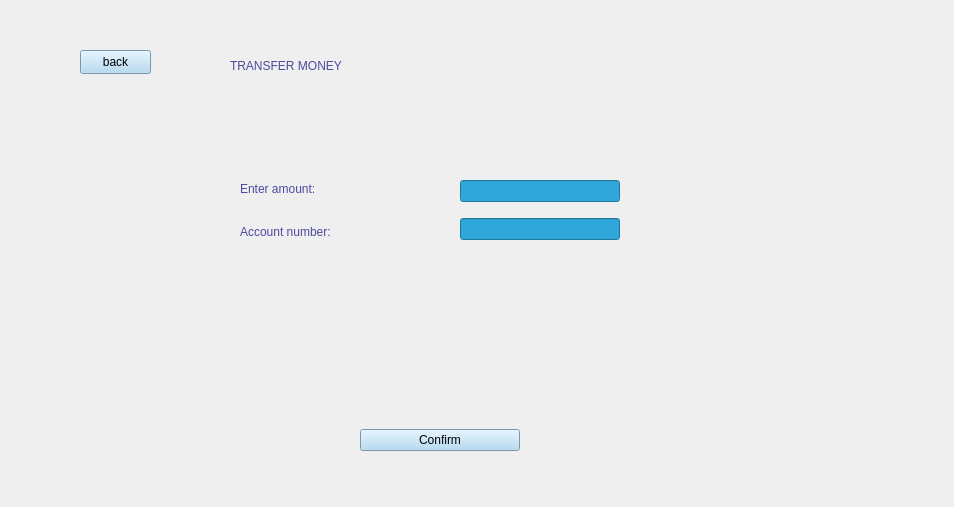
Qt form view/transfer.ui (rawsashimi1604/1009_BankingSystem) before a commit.
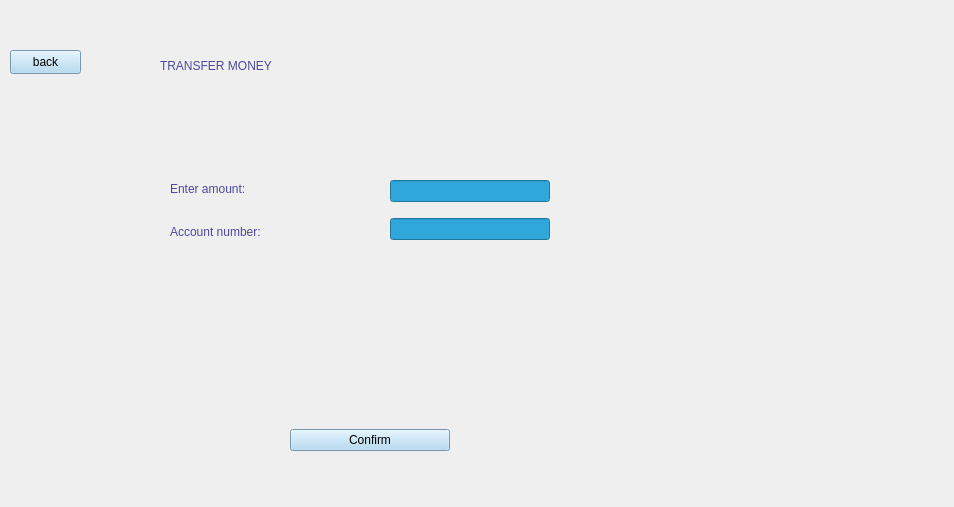
The same form after that commit.

Commit message: included all the back button functionality for all ui

The edit to the form file:
```diff
--- a/view/transfer.ui
+++ b/view/transfer.ui
@@ -16,28 +16,21 @@
   <property name="styleSheet">
    <string notr="true"/>
   </property>
-  <widget class="QLabel" name="label">
+  <widget class="QStackedWidget" name="stackedWidget">
    <property name="geometry">
     <rect>
-     <x>230</x>
+     <x>10</x>
      <y>10</y>
-     <width>461</width>
-     <height>111</height>
+     <width>941</width>
+     <height>491</height>
     </rect>
    </property>
-   <property name="styleSheet">
-    <string notr="true">color: rgb(75, 73, 157);
-font: 700 28pt &quot;Segoe UI&quot;;</string>
-   </property>
-   <property name="text">
-    <string>TRANSFER MONEY</string>
-   </property>
-  </widget>
+   <widget class="QWidget" name="page">
   <widget class="QWidget" name="verticalLayoutWidget">
    <property name="geometry">
     <rect>
-     <x>240</x>
-     <y>170</y>
+       <x>160</x>
+       <y>160</y>
      <width>207</width>
      <height>80</height>
     </rect>
@@ -70,8 +63,8 @@
   <widget class="QWidget" name="verticalLayoutWidget_2">
    <property name="geometry">
     <rect>
-     <x>460</x>
-     <y>170</y>
+       <x>380</x>
+       <y>160</y>
      <width>160</width>
      <height>80</height>
     </rect>
@@ -93,34 +86,11 @@
     </item>
    </layout>
   </widget>
-  <widget class="QWidget" name="verticalLayoutWidget_3">
+    <widget class="QPushButton" name="back">
    <property name="geometry">
     <rect>
-     <x>360</x>
-     <y>400</y>
-     <width>160</width>
-     <height>80</height>
-    </rect>
-   </property>
-   <layout class="QVBoxLayout" name="verticalLayout_3">
-    <item>
-     <widget class="QPushButton" name="pushButton">
-      <property name="styleSheet">
-       <string notr="true">background-color: rgb(168, 212, 241);
-font: 700 9pt &quot;Segoe UI&quot;;</string>
-      </property>
-      <property name="text">
-       <string>Confirm</string>
-      </property>
-     </widget>
-    </item>
-   </layout>
-  </widget>
-  <widget class="QPushButton" name="pushButton_2">
-   <property name="geometry">
-    <rect>
-     <x>80</x>
-     <y>50</y>
+       <x>0</x>
+       <y>40</y>
      <width>71</width>
      <height>24</height>
     </rect>
@@ -132,6 +102,48 @@
    <property name="text">
     <string>back</string>
    </property>
+    </widget>
+    <widget class="QWidget" name="verticalLayoutWidget_3">
+     <property name="geometry">
+      <rect>
+       <x>280</x>
+       <y>390</y>
+       <width>160</width>
+       <height>80</height>
+      </rect>
+     </property>
+     <layout class="QVBoxLayout" name="verticalLayout_6">
+      <item>
+       <widget class="QPushButton" name="pushButton_3">
+        <property name="styleSheet">
+         <string notr="true">background-color: rgb(168, 212, 241);
+font: 700 9pt &quot;Segoe UI&quot;;</string>
+        </property>
+        <property name="text">
+         <string>Confirm</string>
+        </property>
+       </widget>
+      </item>
+     </layout>
+    </widget>
+    <widget class="QLabel" name="label">
+     <property name="geometry">
+      <rect>
+       <x>150</x>
+       <y>0</y>
+       <width>461</width>
+       <height>111</height>
+      </rect>
+     </property>
+     <property name="styleSheet">
+      <string notr="true">color: rgb(75, 73, 157);
+font: 700 28pt &quot;Segoe UI&quot;;</string>
+     </property>
+     <property name="text">
+      <string>TRANSFER MONEY</string>
+     </property>
+    </widget>
+   </widget>
   </widget>
  </widget>
  <resources/>
```
Left out of the diff: 12 changed lines with no effect on the pictures. Lines whose indentation alone changed are shown as unchanged. The commit also changes 14 other files.
